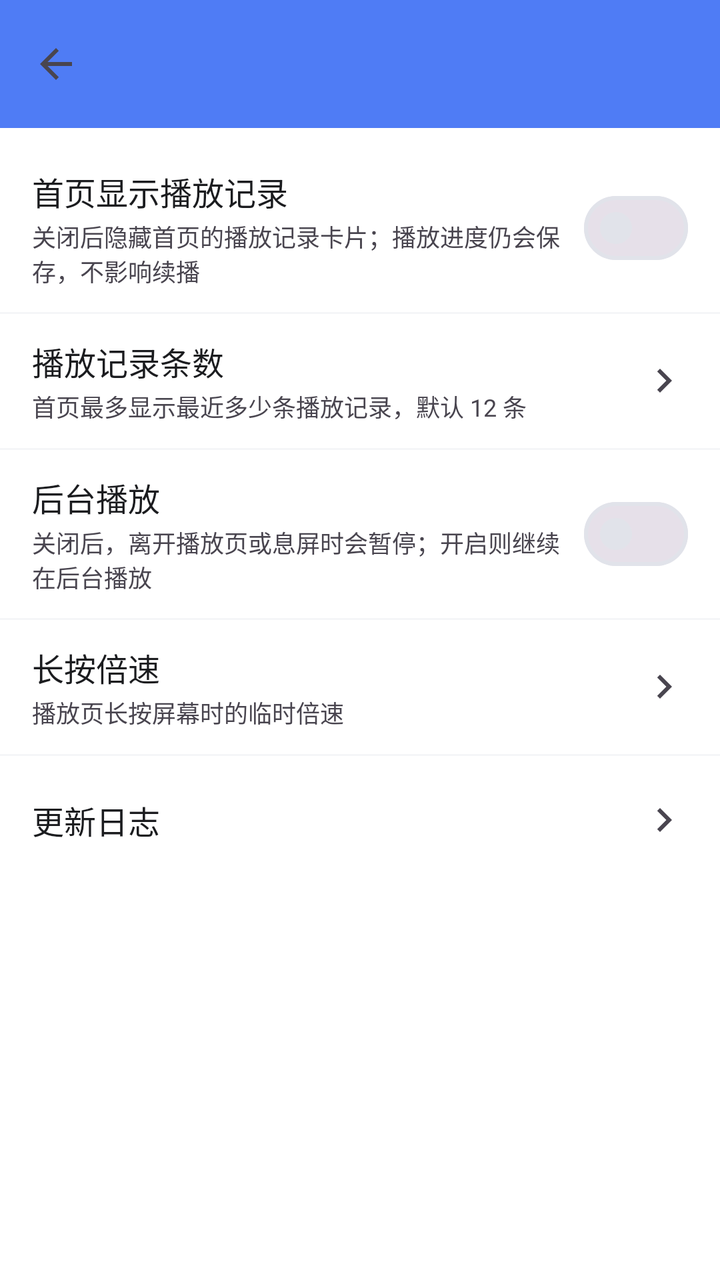
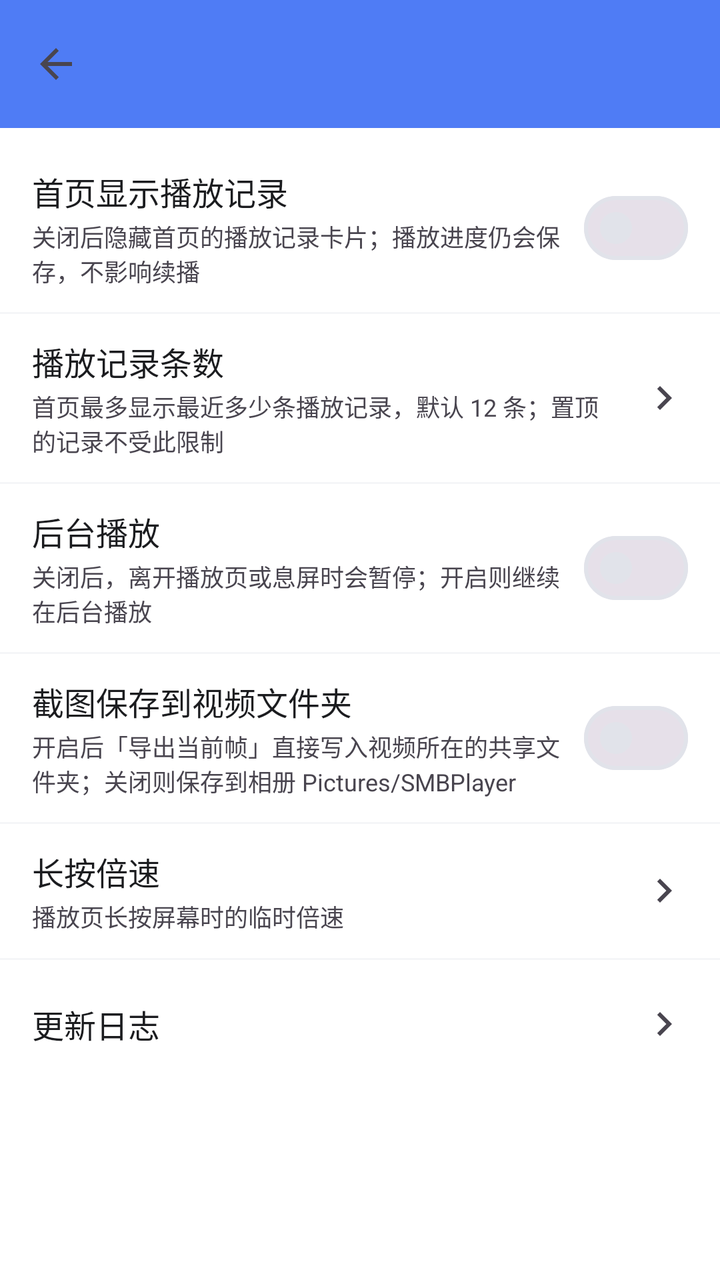

An Android layout rendered at two revisions. The XML below is the earlier revision; the diff shows what the commit changed to produce the second picture.
<!-- AndroidManifest.xml: application theme Theme.SmbPlayer -->
<!-- res/layout/activity_settings.xml -->
<?xml version="1.0" encoding="utf-8"?>
<LinearLayout xmlns:android="http://schemas.android.com/apk/res/android"
    xmlns:app="http://schemas.android.com/apk/res-auto"
    android:layout_width="match_parent"
    android:layout_height="match_parent"
    android:background="?attr/colorSurface"
    android:orientation="vertical">

    <androidx.appcompat.widget.Toolbar
        android:id="@+id/toolbar"
        android:layout_width="match_parent"
        android:layout_height="?attr/actionBarSize"
        android:background="?attr/colorPrimary"
        app:titleTextColor="?attr/colorOnPrimary"
        app:navigationIcon="?attr/homeAsUpIndicator" />

    <ScrollView
        android:layout_width="match_parent"
        android:layout_height="match_parent">

        <LinearLayout
            android:layout_width="match_parent"
            android:layout_height="wrap_content"
            android:orientation="vertical"
            android:paddingTop="8dp">

            
            <LinearLayout
                style="@style/Widget.SmbPlayer.ListItem"
                android:orientation="horizontal">

                <LinearLayout
                    android:layout_width="0dp"
                    android:layout_height="wrap_content"
                    android:layout_weight="1"
                    android:orientation="vertical"
                    android:paddingEnd="12dp">

                    <TextView
                        android:layout_width="wrap_content"
                        android:layout_height="wrap_content"
                        android:text="@string/settings_history_visible"
                        android:textColor="?attr/colorOnSurface"
                        android:textSize="16sp" />

                    <TextView
                        android:layout_width="wrap_content"
                        android:layout_height="wrap_content"
                        android:layout_marginTop="2dp"
                        android:text="@string/settings_history_visible_hint"
                        android:textColor="?attr/colorOnSurfaceVariant"
                        android:textSize="12sp" />
                </LinearLayout>

                <com.google.android.material.materialswitch.MaterialSwitch
                    android:id="@+id/sw_history_visible"
                    android:layout_width="wrap_content"
                    android:layout_height="wrap_content" />
            </LinearLayout>

            <View
                android:layout_width="match_parent"
                android:layout_height="1dp"
                android:alpha="0.3"
                android:background="?attr/colorOutline" />

            
            <LinearLayout
                android:id="@+id/row_history_count"
                style="@style/Widget.SmbPlayer.ListItem"
                android:orientation="horizontal">

                <LinearLayout
                    android:layout_width="0dp"
                    android:layout_height="wrap_content"
                    android:layout_weight="1"
                    android:orientation="vertical"
                    android:paddingEnd="12dp">

                    <TextView
                        android:layout_width="wrap_content"
                        android:layout_height="wrap_content"
                        android:text="@string/settings_history_count"
                        android:textColor="?attr/colorOnSurface"
                        android:textSize="16sp" />

                    <TextView
                        android:layout_width="wrap_content"
                        android:layout_height="wrap_content"
                        android:layout_marginTop="2dp"
                        android:text="@string/settings_history_count_hint"
                        android:textColor="?attr/colorOnSurfaceVariant"
                        android:textSize="12sp" />
                </LinearLayout>

                <TextView
                    android:id="@+id/tv_history_count_value"
                    android:layout_width="wrap_content"
                    android:layout_height="wrap_content"
                    android:layout_marginEnd="4dp"
                    android:textColor="?attr/colorOnSurface"
                    android:textSize="16sp"
                    android:textStyle="bold" />

                <ImageView
                    android:layout_width="24dp"
                    android:layout_height="24dp"
                    android:src="@drawable/ic_chevron_left"
                    android:rotation="180"
                    app:tint="?attr/colorOnSurfaceVariant" />
            </LinearLayout>

            <View
                android:layout_width="match_parent"
                android:layout_height="1dp"
                android:alpha="0.3"
                android:background="?attr/colorOutline" />

            
            <LinearLayout
                style="@style/Widget.SmbPlayer.ListItem"
                android:orientation="horizontal">

                <LinearLayout
                    android:layout_width="0dp"
                    android:layout_height="wrap_content"
                    android:layout_weight="1"
                    android:orientation="vertical"
                    android:paddingEnd="12dp">

                    <TextView
                        android:layout_width="wrap_content"
                        android:layout_height="wrap_content"
                        android:text="@string/settings_background_play"
                        android:textColor="?attr/colorOnSurface"
                        android:textSize="16sp" />

                    <TextView
                        android:layout_width="wrap_content"
                        android:layout_height="wrap_content"
                        android:layout_marginTop="2dp"
                        android:text="@string/settings_background_play_hint"
                        android:textColor="?attr/colorOnSurfaceVariant"
                        android:textSize="12sp" />
                </LinearLayout>

                <com.google.android.material.materialswitch.MaterialSwitch
                    android:id="@+id/sw_background_play"
                    android:layout_width="wrap_content"
                    android:layout_height="wrap_content" />
            </LinearLayout>

            <View
                android:layout_width="match_parent"
                android:layout_height="1dp"
                android:alpha="0.3"
                android:background="?attr/colorOutline" />

            
            <LinearLayout
                android:id="@+id/row_long_press_speed"
                style="@style/Widget.SmbPlayer.ListItem"
                android:orientation="horizontal">

                <LinearLayout
                    android:layout_width="0dp"
                    android:layout_height="wrap_content"
                    android:layout_weight="1"
                    android:orientation="vertical"
                    android:paddingEnd="12dp">

                    <TextView
                        android:layout_width="wrap_content"
                        android:layout_height="wrap_content"
                        android:text="@string/settings_speed_label"
                        android:textColor="?attr/colorOnSurface"
                        android:textSize="16sp" />

                    <TextView
                        android:layout_width="wrap_content"
                        android:layout_height="wrap_content"
                        android:layout_marginTop="2dp"
                        android:text="@string/settings_speed_hint"
                        android:textColor="?attr/colorOnSurfaceVariant"
                        android:textSize="12sp" />
                </LinearLayout>

                <TextView
                    android:id="@+id/tv_long_press_speed_value"
                    android:layout_width="wrap_content"
                    android:layout_height="wrap_content"
                    android:layout_marginEnd="4dp"
                    android:textColor="?attr/colorOnSurface"
                    android:textSize="16sp"
                    android:textStyle="bold" />

                <ImageView
                    android:layout_width="24dp"
                    android:layout_height="24dp"
                    android:src="@drawable/ic_chevron_left"
                    android:rotation="180"
                    app:tint="?attr/colorOnSurfaceVariant" />
            </LinearLayout>

            <View
                android:layout_width="match_parent"
                android:layout_height="1dp"
                android:alpha="0.3"
                android:background="?attr/colorOutline" />

            
            <LinearLayout
                android:id="@+id/row_changelog"
                style="@style/Widget.SmbPlayer.ListItem"
                android:orientation="horizontal">

                <TextView
                    android:layout_width="0dp"
                    android:layout_height="wrap_content"
                    android:layout_weight="1"
                    android:text="@string/action_changelog"
                    android:textColor="?attr/colorOnSurface"
                    android:textSize="16sp" />

                <ImageView
                    android:layout_width="24dp"
                    android:layout_height="24dp"
                    android:src="@drawable/ic_chevron_left"
                    android:rotation="180"
                    app:tint="?attr/colorOnSurfaceVariant" />
            </LinearLayout>
        </LinearLayout>
    </ScrollView>
</LinearLayout>
<!-- resources referenced by this layout -->
<resources>
  <!-- drawable ic_chevron_left (drawable) -->
  <?xml version="1.0" encoding="utf-8"?>
  <vector xmlns:android="http://schemas.android.com/apk/res/android"
      android:width="24dp" android:height="24dp"
      android:viewportWidth="24" android:viewportHeight="24"
      android:tint="?attr/colorControlNormal">
      <path android:fillColor="@android:color/white"
          android:pathData="M15.41,7.41L14,6l-6,6 6,6 1.41,-1.41L10.83,12z" />
  </vector>
  <string name="action_changelog">更新日志</string>
  <string name="settings_background_play">后台播放</string>
  <string name="settings_background_play_hint">关闭后，离开播放页或息屏时会暂停；开启则继续在后台播放</string>
  <string name="settings_history_count">播放记录条数</string>
  <string name="settings_history_count_hint">首页最多显示最近多少条播放记录，默认 12 条</string>
  <string name="settings_history_visible">首页显示播放记录</string>
  <string name="settings_history_visible_hint">关闭后隐藏首页的播放记录卡片；播放进度仍会保存，不影响续播</string>
  <string name="settings_speed_hint">播放页长按屏幕时的临时倍速</string>
  <string name="settings_speed_label">长按倍速</string>
  <style name="Widget.SmbPlayer.ListItem" parent="">
          <item name="android:layout_width">match_parent</item>
          <item name="android:layout_height">wrap_content</item>
          <item name="android:background">?attr/selectableItemBackground</item>
          <item name="android:paddingStart">16dp</item>
          <item name="android:paddingEnd">16dp</item>
          <item name="android:paddingTop">12dp</item>
          <item name="android:paddingBottom">12dp</item>
          <item name="android:minHeight">64dp</item>
          <item name="android:gravity">center_vertical</item>
      </style>
  <style name="Theme.SmbPlayer" parent="Theme.Material3.DayNight.NoActionBar">
          <item name="colorPrimary">@color/primary</item>
          <item name="colorOnPrimary">@color/on_primary</item>
          <item name="colorSecondary">@color/secondary</item>
          <item name="android:colorBackground">@color/background</item>
          <item name="colorSurface">@color/surface</item>
          <item name="colorOnSurface">@color/on_surface</item>
          <item name="colorOutline">@color/outline</item>
          <item name="android:statusBarColor">@color/primary</item>
      </style>
  <color name="primary">#FF4F7CF5</color>
  <color name="on_primary">#FFFFFFFF</color>
  <color name="secondary">#FF26A69A</color>
  <color name="background">#FFF7F8FC</color>
  <color name="surface">#FFFFFFFF</color>
  <color name="on_surface">#FF1B1C1F</color>
  <color name="outline">#FFE1E3EA</color>
</resources>

<!-- the commit's change to res/layout/activity_settings.xml (unified diff, before → after) -->
@@ -158,6 +158,46 @@
 
             
             <LinearLayout
+                style="@style/Widget.SmbPlayer.ListItem"
+                android:orientation="horizontal">
+
+                <LinearLayout
+                    android:layout_width="0dp"
+                    android:layout_height="wrap_content"
+                    android:layout_weight="1"
+                    android:orientation="vertical"
+                    android:paddingEnd="12dp">
+
+                    <TextView
+                        android:layout_width="wrap_content"
+                        android:layout_height="wrap_content"
+                        android:text="@string/settings_frame_save_to_folder"
+                        android:textColor="?attr/colorOnSurface"
+                        android:textSize="16sp" />
+
+                    <TextView
+                        android:layout_width="wrap_content"
+                        android:layout_height="wrap_content"
+                        android:layout_marginTop="2dp"
+                        android:text="@string/settings_frame_save_to_folder_hint"
+                        android:textColor="?attr/colorOnSurfaceVariant"
+                        android:textSize="12sp" />
+                </LinearLayout>
+
+                <com.google.android.material.materialswitch.MaterialSwitch
+                    android:id="@+id/sw_frame_save_to_folder"
+                    android:layout_width="wrap_content"
+                    android:layout_height="wrap_content" />
+            </LinearLayout>
+
+            <View
+                android:layout_width="match_parent"
+                android:layout_height="1dp"
+                android:alpha="0.3"
+                android:background="?attr/colorOutline" />
+
+            
+            <LinearLayout
                 android:id="@+id/row_long_press_speed"
                 style="@style/Widget.SmbPlayer.ListItem"
                 android:orientation="horizontal">
<!-- resource entries referenced after the edit -->
@@ -12,8 +12,10 @@
   <string name="action_changelog">更新日志</string>
   <string name="settings_background_play">后台播放</string>
   <string name="settings_background_play_hint">关闭后，离开播放页或息屏时会暂停；开启则继续在后台播放</string>
+  <string name="settings_frame_save_to_folder">截图保存到视频文件夹</string>
+  <string name="settings_frame_save_to_folder_hint">开启后「导出当前帧」直接写入视频所在的共享文件夹；关闭则保存到相册 Pictures/SMBPlayer</string>
   <string name="settings_history_count">播放记录条数</string>
-  <string name="settings_history_count_hint">首页最多显示最近多少条播放记录，默认 12 条</string>
+  <string name="settings_history_count_hint">首页最多显示最近多少条播放记录，默认 12 条；置顶的记录不受此限制</string>
   <string name="settings_history_visible">首页显示播放记录</string>
   <string name="settings_history_visible_hint">关闭后隐藏首页的播放记录卡片；播放进度仍会保存，不影响续播</string>
   <string name="settings_speed_hint">播放页长按屏幕时的临时倍速</string>
